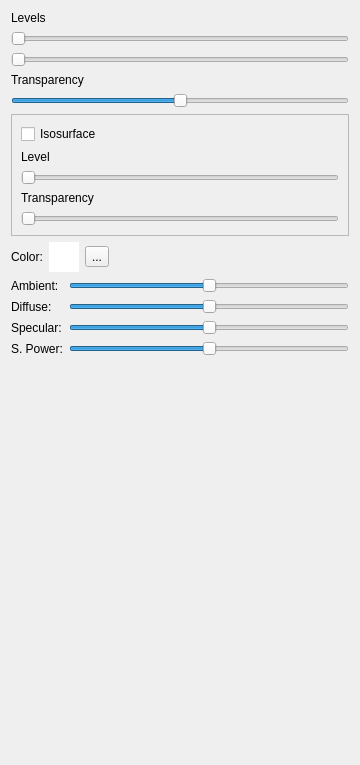
The window that src/gui/main_window/volume_widget.ui (cppd/math) describes before a commit, drawn with Qt 5.
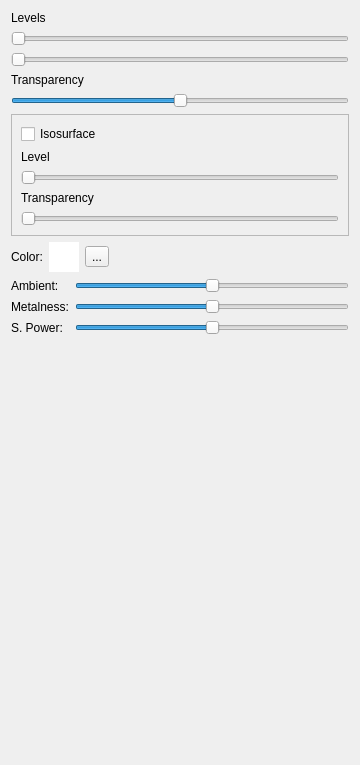
The same window after the commit.

Diff of the .ui file:
```diff
--- a/src/gui/main_window/volume_widget.ui
+++ b/src/gui/main_window/volume_widget.ui
@@ -215,6 +215,13 @@
    </item>
    <item>
     <layout class="QFormLayout" name="formLayout_6">
+     <item row="0" column="0">
+      <widget class="QLabel" name="label_22">
+       <property name="text">
+        <string>Ambient:</string>
+       </property>
+      </widget>
+     </item>
      <item row="0" column="1">
       <widget class="QSlider" name="slider_ambient">
        <property name="maximum">
@@ -228,8 +235,15 @@
        </property>
       </widget>
      </item>
+     <item row="1" column="0">
+      <widget class="QLabel" name="label_20">
+       <property name="text">
+        <string>Metalness:</string>
+       </property>
+      </widget>
+     </item>
      <item row="1" column="1">
-      <widget class="QSlider" name="slider_diffuse">
+      <widget class="QSlider" name="slider_metalness">
        <property name="maximum">
         <number>2000</number>
        </property>
@@ -241,20 +255,17 @@
        </property>
       </widget>
      </item>
+     <item row="2" column="0">
+      <widget class="QLabel" name="label_19">
+       <property name="toolTip">
+        <string>Specular Power</string>
+       </property>
+       <property name="text">
+        <string>S. Power:</string>
+       </property>
+      </widget>
+     </item>
      <item row="2" column="1">
-      <widget class="QSlider" name="slider_specular">
-       <property name="maximum">
-        <number>2000</number>
-       </property>
-       <property name="value">
-        <number>1000</number>
-       </property>
-       <property name="orientation">
-        <enum>Qt::Horizontal</enum>
-       </property>
-      </widget>
-     </item>
-     <item row="3" column="1">
       <widget class="QSlider" name="slider_specular_power">
        <property name="minimum">
         <number>0</number>
@@ -270,37 +281,6 @@
        </property>
       </widget>
      </item>
-     <item row="3" column="0">
-      <widget class="QLabel" name="label_19">
-       <property name="toolTip">
-        <string>Specular Power</string>
-       </property>
-       <property name="text">
-        <string>S. Power:</string>
-       </property>
-      </widget>
-     </item>
-     <item row="2" column="0">
-      <widget class="QLabel" name="label_20">
-       <property name="text">
-        <string>Specular:</string>
-       </property>
-      </widget>
-     </item>
-     <item row="1" column="0">
-      <widget class="QLabel" name="label_21">
-       <property name="text">
-        <string>Diffuse:</string>
-       </property>
-      </widget>
-     </item>
-     <item row="0" column="0">
-      <widget class="QLabel" name="label_22">
-       <property name="text">
-        <string>Ambient:</string>
-       </property>
-      </widget>
-     </item>
     </layout>
    </item>
    <item>
```
